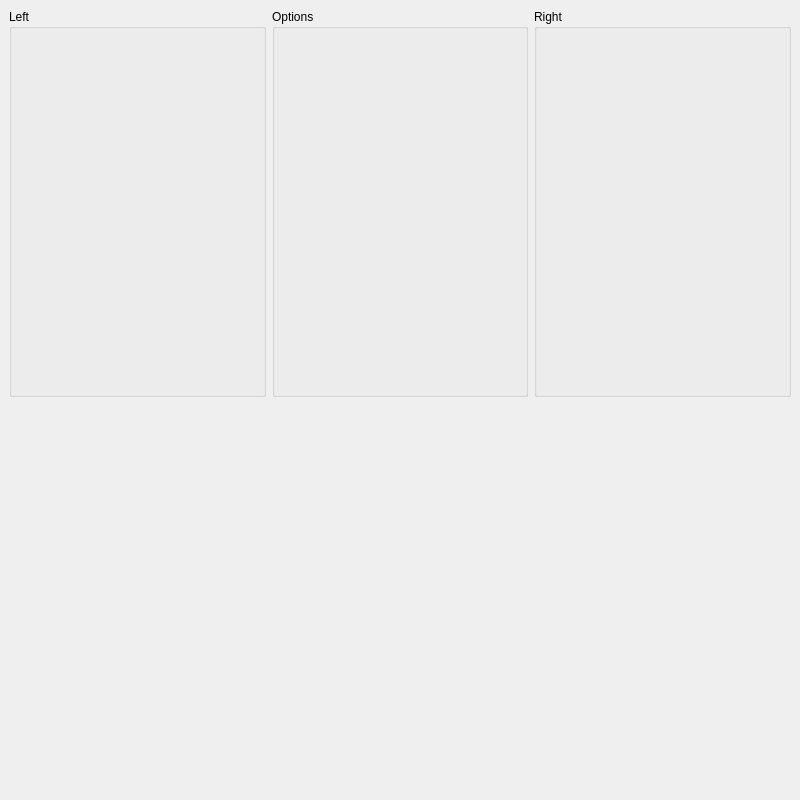
Old version of the form mainScreen.ui in the repository Dedster2/DedBoxing.
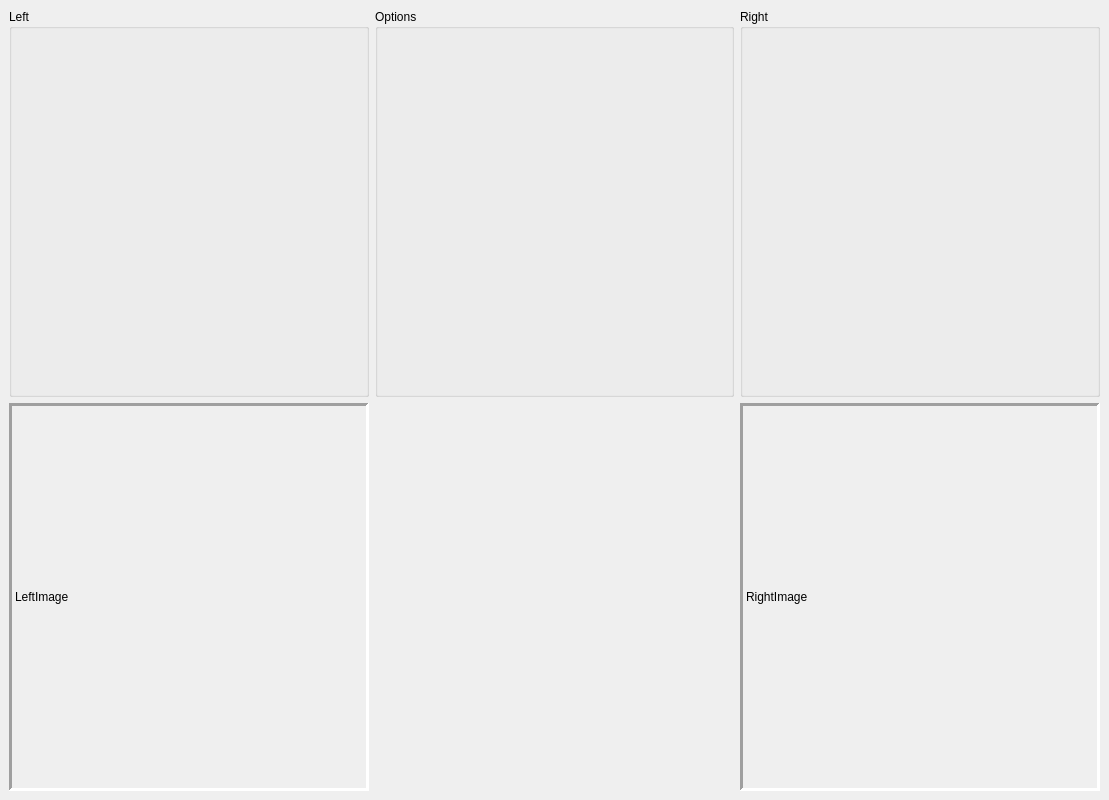
New version of the form. Custom widgets are drawn as their Qt base class.

Commit message:
Image support + Memory leak fixing
/shrug

Patch:
```diff
--- a/mainScreen.ui
+++ b/mainScreen.ui
@@ -6,7 +6,7 @@
    <rect>
     <x>0</x>
     <y>0</y>
-    <width>800</width>
+    <width>1109</width>
     <height>800</height>
    </rect>
   </property>
@@ -23,9 +23,7 @@
    <string>DedBoxing</string>
   </property>
   <widget class="QWidget" name="centralwidget">
-   <layout class="QHBoxLayout" name="horizontalLayout_2">
-    <item>
-     <layout class="QVBoxLayout" name="verticalLayout" stretch="2,2">
+   <layout class="QVBoxLayout" name="verticalLayout">
       <item>
        <layout class="QHBoxLayout" name="horizontalLayout" stretch="1,1,1">
         <item>
@@ -52,8 +50,72 @@
        </layout>
       </item>
       <item>
+     <layout class="QHBoxLayout" name="horizontalLayout_2" stretch="1,1,1">
+      <item>
+       <widget class="QLabel" name="imgLeft">
+        <property name="sizePolicy">
+         <sizepolicy hsizetype="Ignored" vsizetype="Ignored">
+          <horstretch>0</horstretch>
+          <verstretch>0</verstretch>
+         </sizepolicy>
+        </property>
+        <property name="frameShape">
+         <enum>QFrame::Panel</enum>
+        </property>
+        <property name="frameShadow">
+         <enum>QFrame::Sunken</enum>
+        </property>
+        <property name="lineWidth">
+         <number>3</number>
+        </property>
+        <property name="midLineWidth">
+         <number>3</number>
+        </property>
+        <property name="text">
+         <string>LeftImage</string>
+        </property>
+        <property name="scaledContents">
+         <bool>true</bool>
+        </property>
+       </widget>
+      </item>
+      <item>
        <widget class="RoundTabs" name="Test" native="true"/>
       </item>
+      <item>
+       <widget class="QLabel" name="imgRight">
+        <property name="sizePolicy">
+         <sizepolicy hsizetype="Ignored" vsizetype="Ignored">
+          <horstretch>0</horstretch>
+          <verstretch>0</verstretch>
+         </sizepolicy>
+        </property>
+        <property name="sizeIncrement">
+         <size>
+          <width>0</width>
+          <height>0</height>
+         </size>
+        </property>
+        <property name="frameShape">
+         <enum>QFrame::Panel</enum>
+        </property>
+        <property name="frameShadow">
+         <enum>QFrame::Sunken</enum>
+        </property>
+        <property name="lineWidth">
+         <number>3</number>
+        </property>
+        <property name="midLineWidth">
+         <number>3</number>
+        </property>
+        <property name="text">
+         <string>RightImage</string>
+        </property>
+        <property name="scaledContents">
+         <bool>true</bool>
+        </property>
+       </widget>
+      </item>
      </layout>
     </item>
    </layout>
```
Left out of the diff: 38 changed lines with no effect on the pictures. Lines whose indentation alone changed are shown as unchanged. The commit also changes 38 other files.
